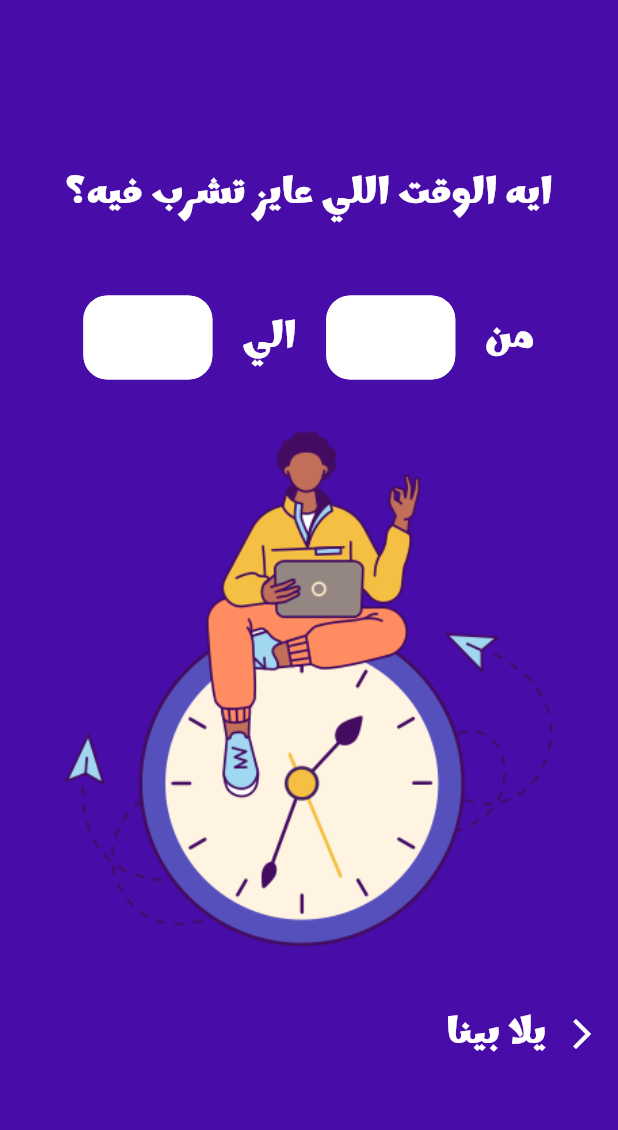
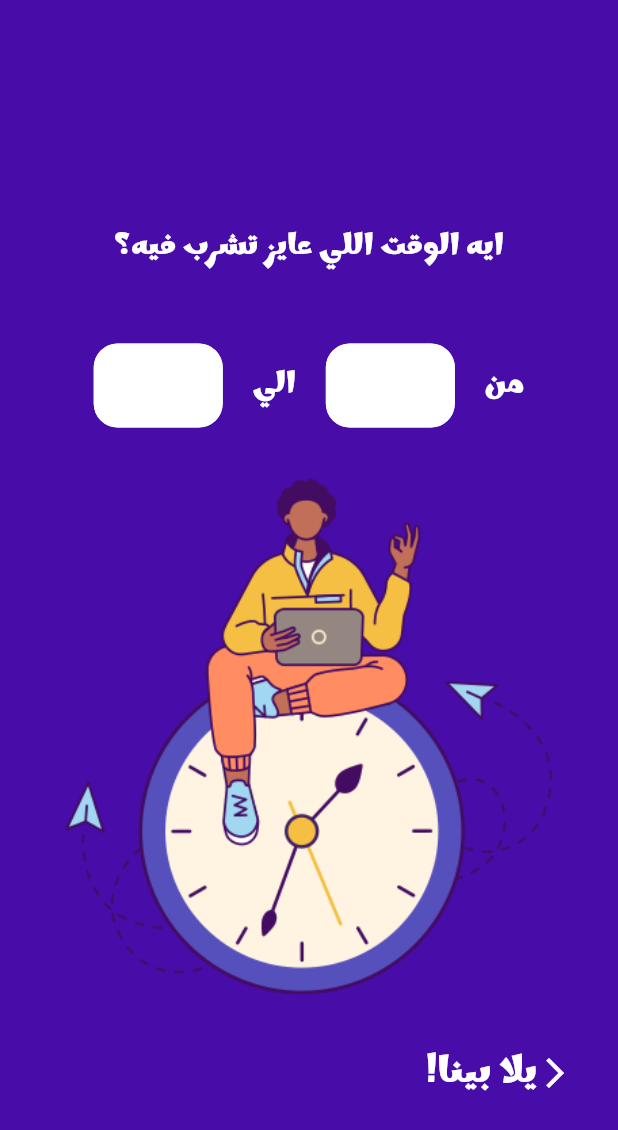
Before and after one commit to Magiixcode/Ashrably, a Flutter app: the Spalsh6 screen opened directly, on a phone screen of 412 x 824 dp. Shown: the top 1130 px of the screen. Run offline on Flutter 3.47's test engine with Material 3 defaults, Android fonts, the phone set to English and light mode, and no system bars; our stand-ins replace flutter_zoom_drawer.

Commit message:
update spalsh fix scroll & refactor code

```diff
--- a/lib/pages/splash/spalsh_six.dart
+++ b/lib/pages/splash/spalsh_six.dart
@@ -2,6 +2,7 @@ import 'package:ashrably_app/constens.dart';
 import 'package:ashrably_app/pages/home_pgae.dart';
 import 'package:ashrably_app/pages/splash/drawer_page.dart';
 import 'package:ashrably_app/widget/custom_text-filed.dart';
+import 'package:ashrably_app/widget/next_button.dart';
 import 'package:flutter/material.dart';
 
 class Spalsh6 extends StatelessWidget {
@@ -11,21 +12,25 @@ class Spalsh6 extends StatelessWidget {
   Widget build(BuildContext context) {
     return Scaffold(
         backgroundColor: KPrimaryColor,
-        body: Column(mainAxisAlignment: MainAxisAlignment.center, children: [
-          Text(
+        body: SingleChildScrollView(
+          child: Padding(
+            padding: const EdgeInsets.only(top: 150),
+            child:
+                Column(mainAxisAlignment: MainAxisAlignment.center, children: [
+              const Text(
                 textAlign: TextAlign.center,
                 'ايه الوقت اللي عايز تشرب فيه؟',
                 style: TextStyle(
                   fontFamily: 'Marhey',
                   color: Colors.white,
-              fontSize: 25,
+                  fontSize: 20,
                   fontWeight: FontWeight.bold,
                 ),
               ),
-          SizedBox(
+              const SizedBox(
                 height: 50,
               ),
-          Row(
+              const Row(
                 mainAxisAlignment: MainAxisAlignment.center,
                 children: [
                   CustomTextFiled(),
@@ -38,7 +43,7 @@ class Spalsh6 extends StatelessWidget {
                     style: TextStyle(
                       fontFamily: 'Marhey',
                       color: Colors.white,
-                  fontSize: 25,
+                      fontSize: 20,
                       fontWeight: FontWeight.bold,
                     ),
                   ),
@@ -55,7 +60,7 @@ class Spalsh6 extends StatelessWidget {
                     style: TextStyle(
                       fontFamily: 'Marhey',
                       color: Colors.white,
-                  fontSize: 25,
+                      fontSize: 20,
                       fontWeight: FontWeight.bold,
                     ),
                   ),
@@ -63,34 +68,25 @@ class Spalsh6 extends StatelessWidget {
               ),
               Image.asset('assets/images/man_clock.png'),
               Row(
-            mainAxisAlignment: MainAxisAlignment.end,
                 children: [
-              Text(
-                'يلا بينا',
-                style: TextStyle(
+                  const Spacer(),
+                  NextButton(
+                    page: const DrawerPage(),
+                    iconColor: Colors.white,
+                    text: "!يلا بينا",
+                    padding: 30,
+                    styleText: const TextStyle(
                       fontFamily: 'Marhey',
                       color: Colors.white,
                       fontSize: 25,
                       fontWeight: FontWeight.bold,
                     ),
+                    icon: Icons.arrow_forward_ios,
                   ),
-              IconButton(
-                  icon: Icon(
-                    Icons.arrow_forward_ios,
-                    color: Colors.white,
-                  ),
-                  onPressed: () {
-                    Navigator.push(
-                      context,
-                      MaterialPageRoute(
-                        builder: (BuildContext context) {
-                          return DrawerPage();
-                        },
-                      ),
-                    );
-                  })
                 ],
               ),
-        ]));
+            ]),
+          ),
+        ));
   }
 }
--- a/lib/pages/splash/splash_five.dart
+++ b/lib/pages/splash/splash_five.dart
@@ -28,6 +28,11 @@ class Splash5 extends StatelessWidget {
                 text: 'مستعد تشرب في المرة الواحدة قد ايه؟',
               ),
               const CustomTextFiled(),
+              Padding(
+                padding: const EdgeInsets.only(top: 200),
+                child: Row(
+                  children: [
+                    const Spacer(),
                     NextButton(
                       page: const Spalsh6(),
                       iconColor: Colors.white,
@@ -44,6 +49,9 @@ class Splash5 extends StatelessWidget {
                   ],
                 ),
               ),
+            ],
+          ),
+        ),
       ),
     );
   }
```
Lines whose indentation alone changed are shown as unchanged.
